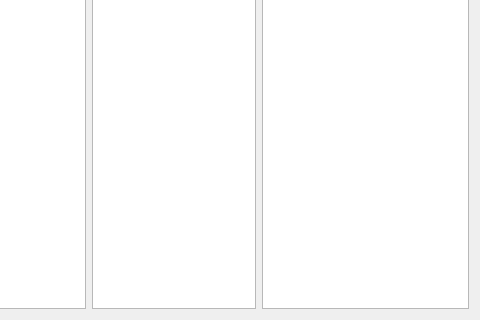
pcdshub/pmpsdb_client, file pmpsdb_client/tables.ui: the form before one commit; both pictures show x 83 to 563 and y 82 to 402 of the 563 by 402 pixel window.
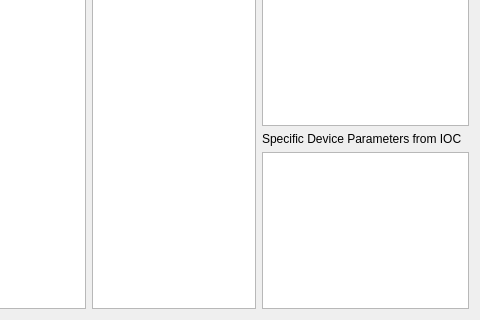
The form after the commit.

Commit message: WIP: begin including live PV data in diagnostic tool

Diff of the .ui file:
```diff
--- a/pmpsdb_client/tables.ui
+++ b/pmpsdb_client/tables.ui
@@ -126,6 +126,35 @@
          </attribute>
         </widget>
        </item>
+       <item>
+        <widget class="QLabel" name="ioc_label">
+         <property name="text">
+          <string>Specific Device Parameters from IOC</string>
+         </property>
+        </widget>
+       </item>
+       <item>
+        <widget class="QTableWidget" name="ioc_table">
+         <property name="editTriggers">
+          <set>QAbstractItemView::NoEditTriggers</set>
+         </property>
+         <property name="selectionMode">
+          <enum>QAbstractItemView::NoSelection</enum>
+         </property>
+         <property name="selectionBehavior">
+          <enum>QAbstractItemView::SelectRows</enum>
+         </property>
+         <attribute name="horizontalHeaderStretchLastSection">
+          <bool>true</bool>
+         </attribute>
+         <attribute name="verticalHeaderVisible">
+          <bool>false</bool>
+         </attribute>
+         <attribute name="verticalHeaderStretchLastSection">
+          <bool>false</bool>
+         </attribute>
+        </widget>
+       </item>
       </layout>
      </item>
     </layout>
```
The commit also changes 2 other files.
